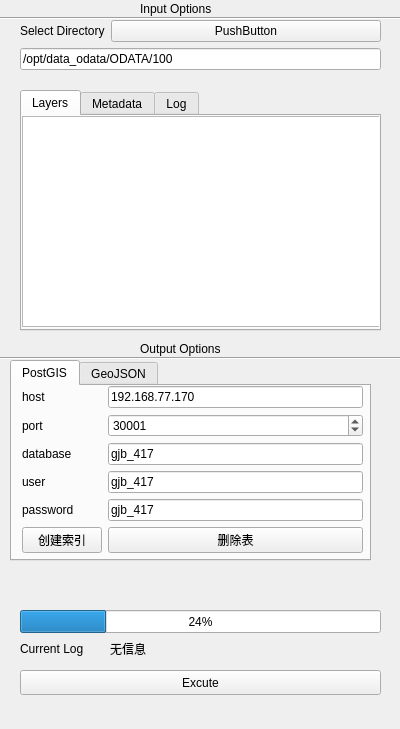
Old version of the form src/plugins/txtinput/txtinputDock.ui in the repository ParnDeedlit/QGIS.
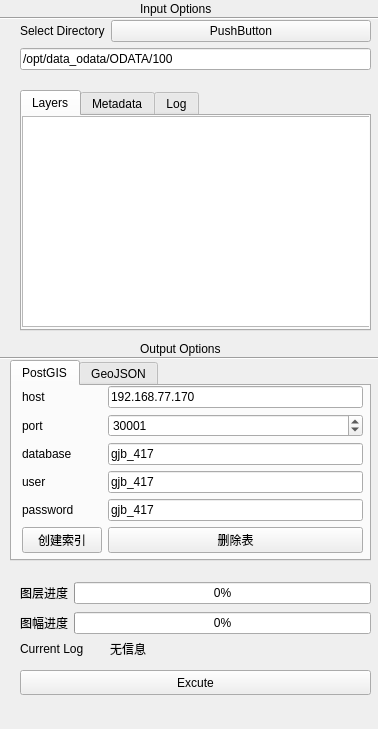
New version of the form. The open tabs and pages were chosen to show the change.

Patch:
```diff
--- a/src/plugins/txtinput/txtinputDock.ui
+++ b/src/plugins/txtinput/txtinputDock.ui
@@ -6,7 +6,7 @@
    <rect>
     <x>0</x>
     <y>0</y>
-    <width>400</width>
+    <width>378</width>
     <height>729</height>
    </rect>
   </property>
@@ -71,7 +71,7 @@
      <rect>
       <x>20</x>
       <y>20</y>
-      <width>361</width>
+      <width>351</width>
       <height>61</height>
      </rect>
     </property>
@@ -104,7 +104,7 @@
      <rect>
       <x>20</x>
       <y>90</y>
-      <width>361</width>
+      <width>351</width>
       <height>241</height>
      </rect>
     </property>
@@ -120,7 +120,7 @@
        <rect>
         <x>0</x>
         <y>0</y>
-        <width>361</width>
+        <width>351</width>
         <height>211</height>
        </rect>
       </property>
@@ -162,7 +162,7 @@
      <rect>
       <x>20</x>
       <y>670</y>
-      <width>361</width>
+      <width>351</width>
       <height>25</height>
      </rect>
     </property>
@@ -170,19 +170,6 @@
      <string>Excute</string>
     </property>
    </widget>
-   <widget class="QProgressBar" name="progressBar">
-    <property name="geometry">
-     <rect>
-      <x>20</x>
-      <y>610</y>
-      <width>361</width>
-      <height>23</height>
-     </rect>
-    </property>
-    <property name="value">
-     <number>24</number>
-    </property>
-   </widget>
    <widget class="QLabel" name="label_10">
     <property name="geometry">
      <rect>
@@ -331,6 +318,46 @@
      </attribute>
     </widget>
    </widget>
+   <widget class="QWidget" name="">
+    <property name="geometry">
+     <rect>
+      <x>20</x>
+      <y>580</y>
+      <width>351</width>
+      <height>58</height>
+     </rect>
+    </property>
+    <layout class="QGridLayout" name="gridLayout">
+     <item row="0" column="0">
+      <widget class="QLabel" name="label">
+       <property name="text">
+        <string>图层进度</string>
+       </property>
+      </widget>
+     </item>
+     <item row="0" column="1">
+      <widget class="QProgressBar" name="layerProgressBar">
+       <property name="value">
+        <number>0</number>
+       </property>
+      </widget>
+     </item>
+     <item row="1" column="0">
+      <widget class="QLabel" name="label_11">
+       <property name="text">
+        <string>图幅进度</string>
+       </property>
+      </widget>
+     </item>
+     <item row="1" column="1">
+      <widget class="QProgressBar" name="totalProgressBar">
+       <property name="value">
+        <number>0</number>
+       </property>
+      </widget>
+     </item>
+    </layout>
+   </widget>
   </widget>
  </widget>
  <resources/>
```
Left out of the diff: 6 changed lines with no effect on the pictures.
